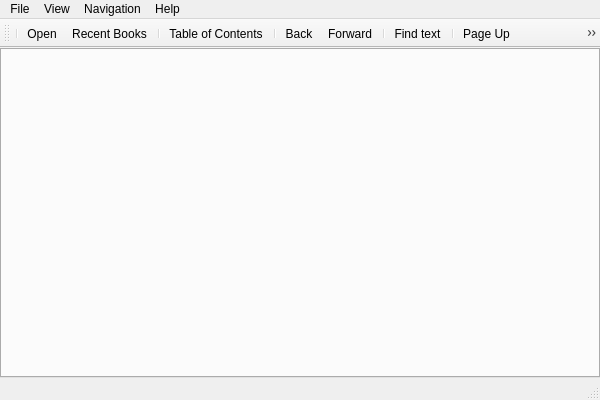
Before: the Qt Designer form src/mainwindow.ui in CrazyCoder/crqt-ng, drawn with Qt 5.
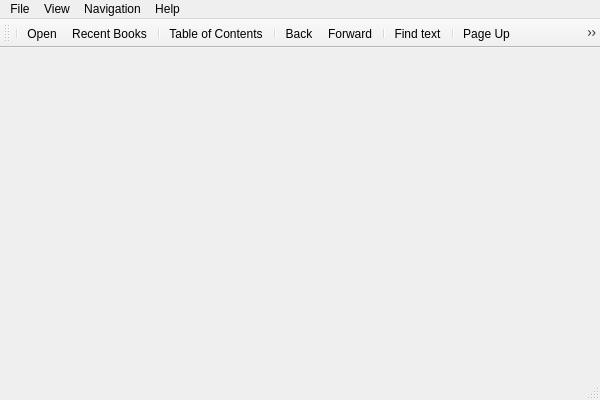
After: the same form once the commit is applied. Icons and pictures are not drawn.

Commit message: Fixed multi-tabbed interface bugs:  * start application in full screen mode;  * close the tab before the current one

Diff of the .ui file:
```diff
--- a/src/mainwindow.ui
+++ b/src/mainwindow.ui
@@ -51,6 +51,9 @@
       <property name="elideMode">
        <enum>Qt::ElideRight</enum>
       </property>
+      <property name="documentMode">
+       <bool>true</bool>
+      </property>
       <property name="tabsClosable">
        <bool>true</bool>
       </property>
```
The commit also changes 8 other files.
